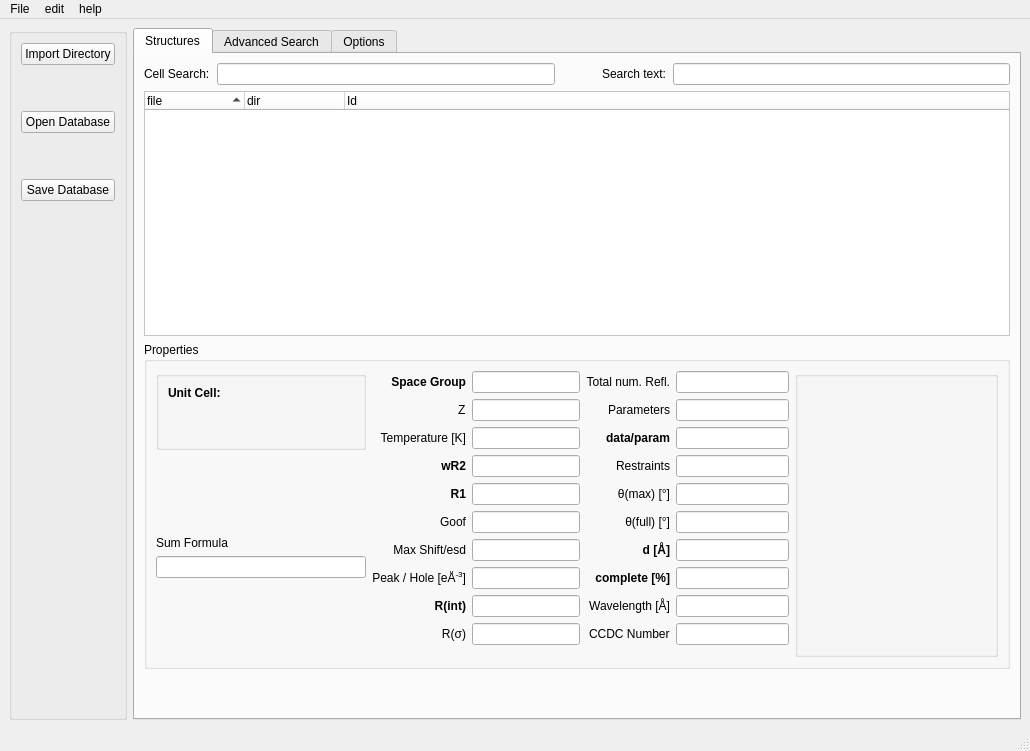
Before: the Qt Designer form stdb_main.ui in dkratzert/StructureFinder, drawn with Qt 5.
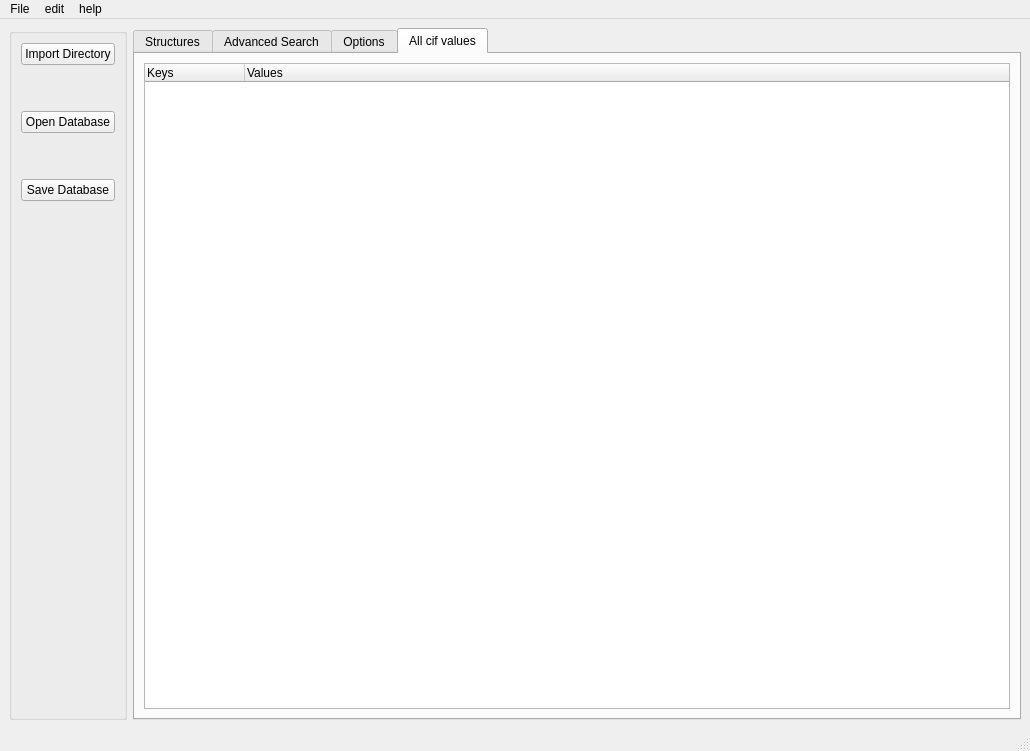
After: the same form once the commit is applied. The open tabs and pages were chosen to show the change.

Commit message: all cifentries tab

Diff of the .ui file:
```diff
--- a/stdb_main.ui
+++ b/stdb_main.ui
@@ -836,6 +836,31 @@
         </item>
        </layout>
       </widget>
+      <widget class="QWidget" name="allEntrysTab">
+       <attribute name="title">
+        <string>All cif values</string>
+       </attribute>
+       <layout class="QVBoxLayout" name="verticalLayout_8">
+        <item>
+         <layout class="QVBoxLayout" name="verticalLayout_7">
+          <item>
+           <widget class="QTreeWidget" name="allCifTreeWidget">
+            <column>
+             <property name="text">
+              <string>Keys</string>
+             </property>
+            </column>
+            <column>
+             <property name="text">
+              <string>Values</string>
+             </property>
+            </column>
+           </widget>
+          </item>
+         </layout>
+        </item>
+       </layout>
+      </widget>
      </widget>
     </item>
    </layout>
```
The commit also changes 2 other files.
